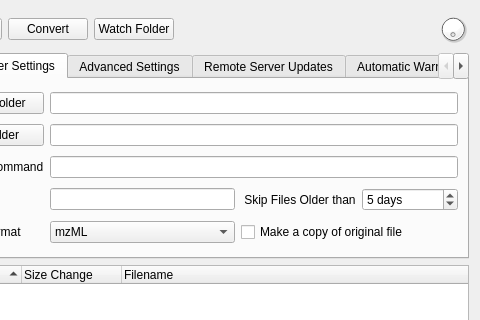
Above: src/mzwatcher/mzWatcherGui.ui from eugenemel/maven before the change; both pictures show x 90 to 570 and y 0 to 320 of the 570 by 599 pixel window. Below: the same form after it.
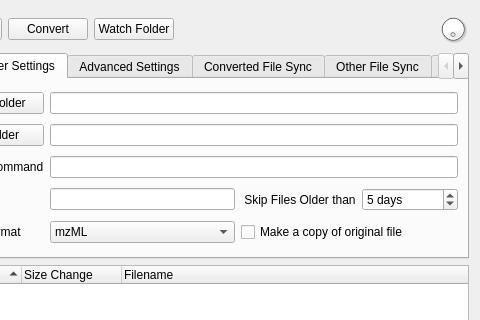
That is the form after the change. Icons and pictures are not drawn.

Commit message: Issue 868: Created stubbed widget for general file sync.

Patch:
```diff
--- a/src/mzwatcher/mzWatcherGui.ui
+++ b/src/mzwatcher/mzWatcherGui.ui
@@ -421,7 +421,7 @@
      </widget>
      <widget class="QWidget" name="tab_2">
       <attribute name="title">
-       <string>Remote Server Updates</string>
+       <string>Converted File Sync</string>
       </attribute>
       <layout class="QGridLayout" name="gridLayout_4">
        <item row="0" column="0" colspan="2">
@@ -454,6 +454,11 @@
        </item>
       </layout>
      </widget>
+     <widget class="QWidget" name="tab_otherFileSync">
+      <attribute name="title">
+       <string>Other File Sync</string>
+      </attribute>
+     </widget>
      <widget class="QWidget" name="tab_3">
       <attribute name="title">
        <string>Automatic Warnings</string>
```
